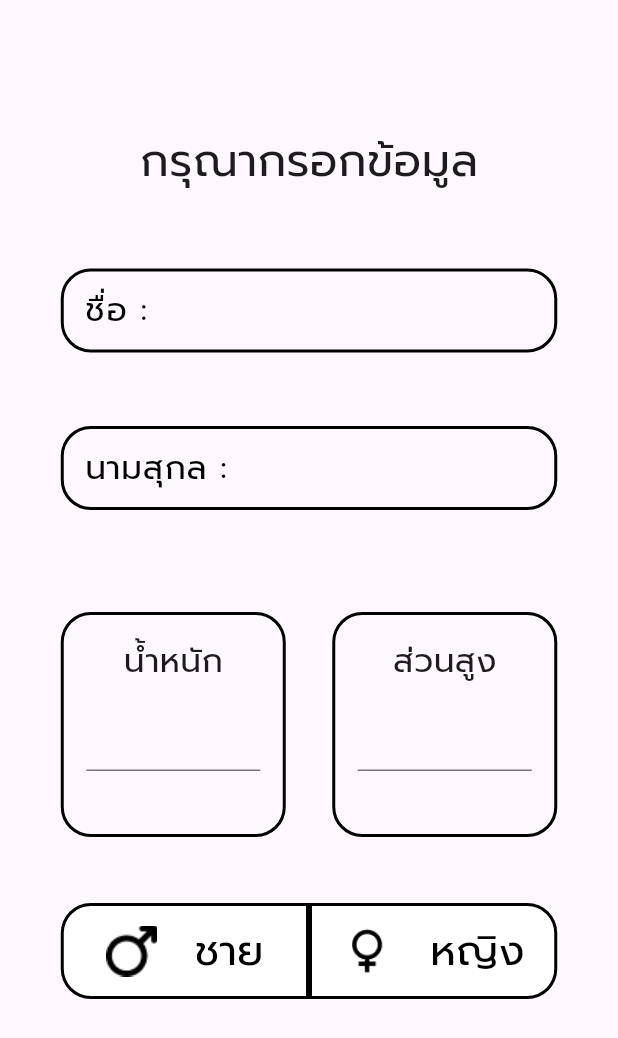
After one commit to KaminariSora/WalkFromHome, a Flutter app: the screen it shows after launch, on a phone screen of 412 x 824 dp. The commit adds this screen. Shown: the top 1038 px of the screen. Run offline on Flutter 3.47's test engine with Material 3 defaults, Android fonts, the phone set to English and light mode, and no system bars; missing offline and left inert: o3d.

Commit message:
Create Fill_infromation
page 3

```diff
--- /dev/null
+++ b/walk_from_home/lib/Fill_infromation.dart
@@ -0,0 +1,282 @@
+import 'package:flutter/material.dart';
+
+// void main() {
+//   runApp(MaterialApp(
+//       title: "Walkfromhome", home: Scaffold(body: const fillinfrom())));
+// }
+
+class fillinfrom extends StatefulWidget {
+  const fillinfrom({super.key});
+
+  @override
+  State<fillinfrom> createState() => _fillinfromState();
+}
+
+class _fillinfromState extends State<fillinfrom> {
+  bool isPressedButton1 = false;
+  bool isPressedButton2 = false;
+
+  void _onButton1Pressed() {
+    setState(() {
+      isPressedButton1 = true;
+      isPressedButton2 = false; // ปิดการเลือกปุ่มอื่น
+    });
+  }
+
+  void _onButton2Pressed() {
+    setState(() {
+      isPressedButton1 = false;
+      isPressedButton2 = true; // ปิดการเลือกปุ่มอื่น
+    });
+  }
+
+  @override
+  Widget build(BuildContext context) {
+    return Scaffold(
+      body: Container(
+        alignment: Alignment
+            .topCenter, // กำหนดให้ element อยู่ตรงกลางด้านบนของ Container
+        padding: const EdgeInsets.all(16.0),
+        child: Column(
+          crossAxisAlignment: CrossAxisAlignment
+              .center, // จัดให้องค์ประกอบใน Column อยู่กลางแนวนอน
+          children: [
+            const SizedBox(
+              height: 70,
+            ),
+            const Text(
+              "กรุณากรอกข้อมูล",
+              style: TextStyle(
+                fontSize: 30,
+                fontFamily: 'prompt',
+              ),
+            ),
+            const SizedBox(height: 50),
+            //ช่องกรอกชื่อ
+            SizedBox(
+              height: 80,
+              width: 331,
+              child: TextField(
+                keyboardType: TextInputType.text,
+                decoration: InputDecoration(
+                  labelText: 'ชื่อ : ',
+                  labelStyle: const TextStyle(
+                    fontSize: 22,
+                    color: Colors.black,
+                    fontFamily: 'prompt',
+                  ),
+                  enabledBorder: OutlineInputBorder(
+                    borderRadius: BorderRadius.circular(20),
+                    borderSide: const BorderSide(
+                      color: Colors.black,
+                      width: 2.0,
+                    ),
+                  ),
+                  focusedBorder: OutlineInputBorder(
+                    borderRadius: BorderRadius.circular(20),
+                    borderSide: const BorderSide(
+                      color: Colors.black,
+                      width: 2.0,
+                    ),
+                  ),
+                ),
+              ),
+            ),
+            const SizedBox(height: 25),
+            //ช่องกรอกนามสุกล
+            SizedBox(
+              height: 80,
+              width: 331,
+              child: TextFormField(
+                keyboardType: TextInputType.text,
+                decoration: InputDecoration(
+                  labelText: 'นามสุกล : ',
+                  labelStyle: const TextStyle(
+                    fontSize: 22,
+                    fontFamily: 'prompt',
+                    color: Colors.black,
+                  ),
+                  enabledBorder: OutlineInputBorder(
+                    borderRadius: BorderRadius.circular(20),
+                    borderSide: const BorderSide(
+                      color: Colors.black,
+                      width: 2.0,
+                    ),
+                  ),
+                  focusedBorder: OutlineInputBorder(
+                    borderRadius: BorderRadius.circular(20),
+                    borderSide: const BorderSide(
+                      color: Colors.black,
+                      width: 2.0,
+                    ),
+                  ),
+                ),
+              ),
+            ),
+            const SizedBox(height: 44),
+            //ช่องกรอกน้ำหนักและส่วนสูง
+            Column(
+              crossAxisAlignment: CrossAxisAlignment.center,
+              children: [
+                Row(
+                  mainAxisAlignment: MainAxisAlignment.center,
+                  children: [
+                    Container(
+                      width: 150,
+                      height: 150,
+                      padding: EdgeInsets.all(15.0),
+                      decoration: BoxDecoration(
+                          borderRadius: BorderRadius.circular(20),
+                          border: Border.all(
+                            color: Colors.black,
+                            width: 2.0,
+                          )),
+                      child: const Column(
+                        children: [
+                          Text("น้ำหนัก",
+                              style: TextStyle(
+                                fontSize: 22,
+                                fontFamily: 'prompt',
+                              )),
+                          SizedBox(height: 10.0),
+                          TextField(
+                            keyboardType: TextInputType.number,
+                            decoration: InputDecoration(
+                              hintText: '',
+                            ),
+                          )
+                        ],
+                      ),
+                    ),
+                    const SizedBox(width: 31),
+                    Container(
+                      width: 150,
+                      height: 150,
+                      padding: EdgeInsets.all(15.0),
+                      decoration: BoxDecoration(
+                          borderRadius: BorderRadius.circular(20),
+                          border: Border.all(
+                            color: Colors.black,
+                            width: 2.0,
+                          )),
+                      child: const Column(
+                        children: [
+                          Text("ส่วนสูง",
+                              style: TextStyle(
+                                fontSize: 22,
+                                fontFamily: 'prompt',
+                              )),
+                          SizedBox(height: 10.0),
+                          TextField(
+                            keyboardType: TextInputType.number,
+                            decoration: InputDecoration(
+                              hintText: '',
+                            ),
+                          )
+                        ],
+                      ),
+                    )
+                  ],
+                ),
+              ],
+            ),
+            const SizedBox(height: 44),
+            Row(
+              mainAxisAlignment: MainAxisAlignment.center,
+              children: [
+                SizedBox(
+                  width: 165.5,
+                  height: 64,
+                  child: TextButton(
+                    onPressed: _onButton1Pressed,
+                    style: TextButton.styleFrom(
+                      backgroundColor:
+                          isPressedButton1 ? Colors.grey : Colors.white,
+                      shape: const RoundedRectangleBorder(
+                        borderRadius: BorderRadius.only(
+                          topLeft: Radius.circular(20),
+                          topRight: Radius.circular(0),
+                          bottomLeft: Radius.circular(20),
+                          bottomRight: Radius.circular(0),
+                        ),
+                        side: BorderSide(
+                          color: Colors.black,
+                          width: 2,
+                        ),
+                      ),
+                    ),
+                    child: Row(
+                      mainAxisAlignment: MainAxisAlignment.center,
+                      children: [
+                        Image.asset(
+                          'assets/icons/men.png',
+                          width: 34,
+                          height: 34,
+                        ),
+                        const SizedBox(
+                          width: 25,
+                        ),
+                        const Text(
+                          'ชาย',
+                          style: TextStyle(
+                            fontSize: 28,
+                            fontFamily: 'prompt',
+                            color: Colors.black,
+                          ),
+                        ),
+                      ],
+                    ),
+                  ),
+                ),
+                SizedBox(
+                  width: 165.5,
+                  height: 64,
+                  child: TextButton(
+                    onPressed: _onButton2Pressed,
+                    style: TextButton.styleFrom(
+                      backgroundColor:
+                          isPressedButton2 ? Colors.grey : Colors.white,
+                      shape: const RoundedRectangleBorder(
+                        borderRadius: BorderRadius.only(
+                          topLeft: Radius.circular(0),
+                          topRight: Radius.circular(20),
+                          bottomLeft: Radius.circular(0),
+                          bottomRight: Radius.circular(20),
+                        ),
+                        side: BorderSide(
+                          color: Colors.black,
+                          width: 2,
+                        ),
+                      ),
+                    ),
+                    child: Row(
+                      mainAxisAlignment: MainAxisAlignment.center,
+                      children: [
+                        Image.asset(
+                          'assets/icons/female.png',
+                          width: 34,
+                          height: 34,
+                        ),
+                        const SizedBox(
+                          width: 25,
+                        ),
+                        const Text(
+                          'หญิง',
+                          style: TextStyle(
+                            fontSize: 28,
+                            fontFamily: 'prompt',
+                            color: Colors.black,
+                          ),
+                        ),
+                      ],
+                    ),
+                  ),
+                ),
+              ],
+            )
+          ],
+        ),
+      ),
+    );
+  }
+}
--- a/walk_from_home/lib/main.dart
+++ b/walk_from_home/lib/main.dart
@@ -1,4 +1,5 @@
 import 'package:flutter/material.dart';
+import 'package:flutter_application_1/Fill_infromation.dart';
 import 'timeCounter.dart';
 import 'Description_Pass.dart';
 import 'CalibratePopup.dart';
@@ -25,7 +26,7 @@ class MyApp extends StatelessWidget {
   @override
   Widget build(BuildContext context) {
     return const MaterialApp(
-      home: DescriptionPass(),
+      home: fillinfrom(),
     );
   }
 }
```
Also changed, not shown: walk_from_home/pubspec.yaml (+7 -0 lines), walk_from_home/assets/fonts/Prompt-Regular.ttf (added), walk_from_home/assets/icons/female.png (added), walk_from_home/assets/icons/men.png (added).
